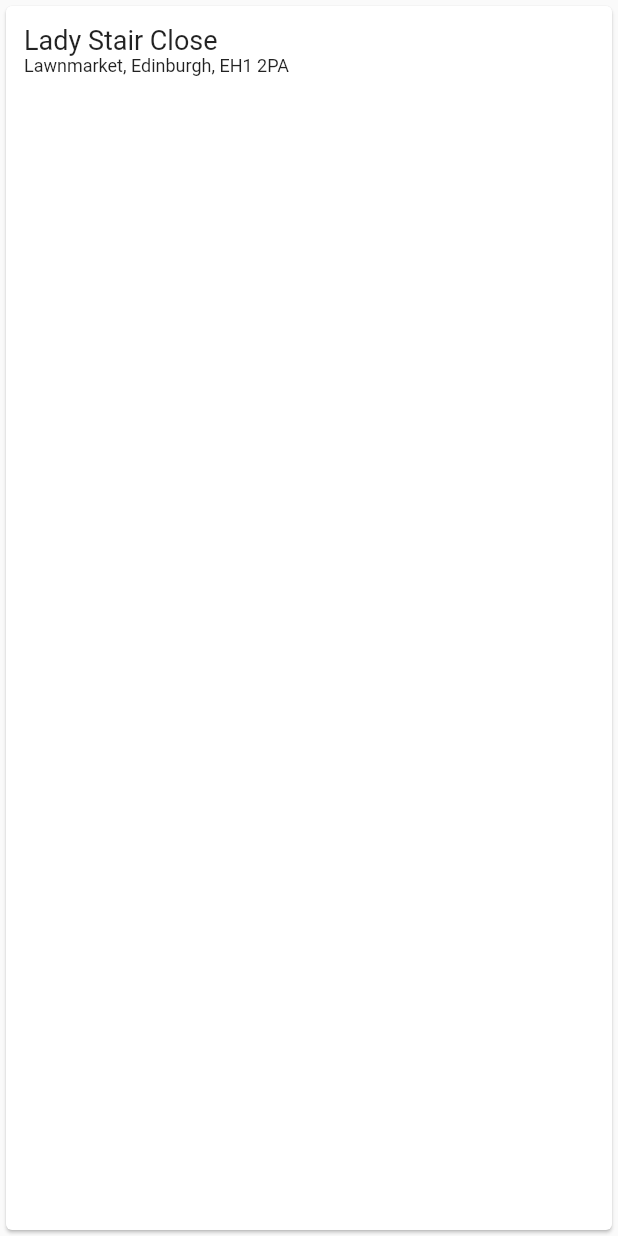
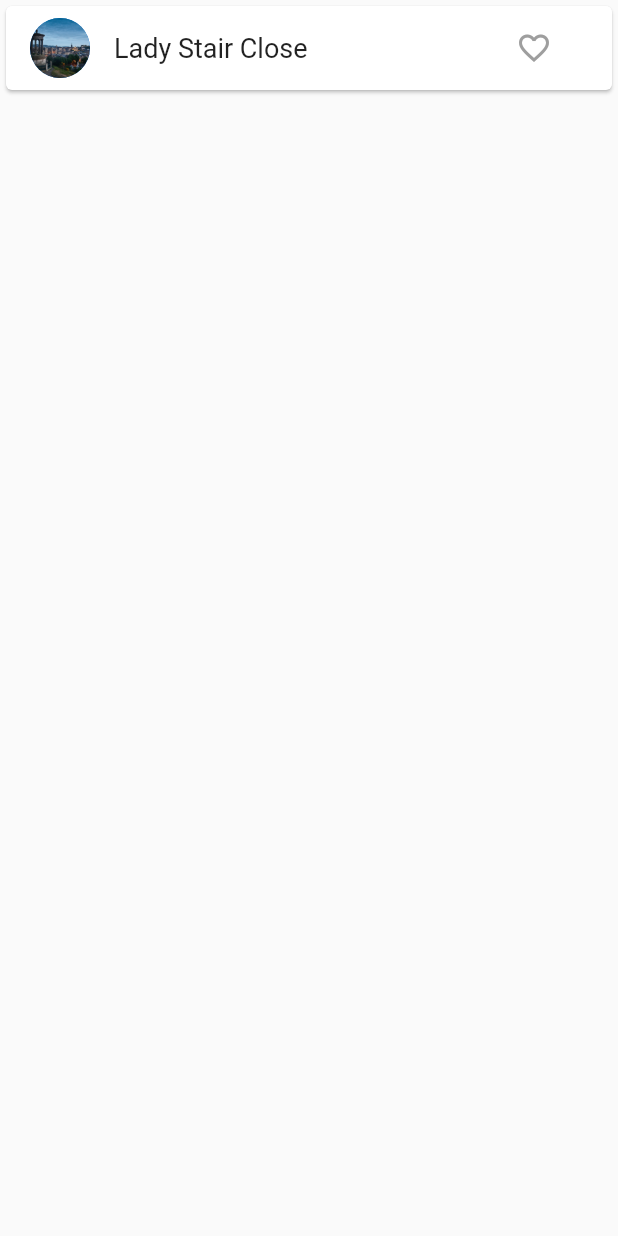
Before and after one commit to CordiiT14/edinburgh_literary_companion, a Flutter app: the LocationListCard widget shown alone on an empty page, opened directly with sample values from the repository, on a phone screen of 412 x 824 dp. Run offline on Flutter 3.47's test engine with Material 2 defaults, Android fonts, the phone set to English and light mode, and no system bars.

Commit message:
Discover page as list view with images and favourite icons.

```diff
--- a/lib/components/location_list_card.dart
+++ b/lib/components/location_list_card.dart
@@ -4,28 +4,38 @@ import 'package:edin_lit_companion/models/Location.dart';
 class LocationListCard extends StatelessWidget {
   // const LocationListCard({Key? key}) : super(key: key);
 
-  const LocationListCard({ required this.location});
+  const LocationListCard({required this.location});
   final Location location;
 
   @override
   Widget build(BuildContext context) {
     return Card(
-      child: Padding(
-        padding: const EdgeInsets.all(12.0),
-        child: Column(
-          crossAxisAlignment: CrossAxisAlignment.stretch,
-          children: [
-            Text(location.name,
+      child: ListTile(
+        onTap: () {
+          Navigator.pushNamed(context, '/location/$location');
+        },
+        leading: CircleAvatar(
+          backgroundImage: AssetImage('assets/monuments/${location.image}'),
+          radius: 20.0,
+        ),
+        title: Text(location.name,
             style: const TextStyle(
               fontSize: 18.0,
             )),
-            Text(location.address,
-            style: const TextStyle(
-              fontSize: 12.0,
-            )),
-          ],
-        )
-      )
+        // subtitle: Text(location.address,
+        //     style: const TextStyle(
+        //       fontSize: 12.0,
+        //     )),
+        trailing: TextButton.icon(
+          onPressed: () {},
+          label: const Text(''),
+          icon: Icon(
+              Icons.favorite_border_outlined,
+            color: Colors.grey[500],
+          ),
+        ),
+        // isThreeLine: true,
+      ),
     );
   }
 }
--- a/lib/pages/browse.dart
+++ b/lib/pages/browse.dart
@@ -25,7 +25,7 @@ class _BrowseState extends State<Browse> {
     final locations = locationData.locations;
     return Scaffold(
       body: SafeArea(
-        child: Column(
+        child: ListView(
           children: locations
               .map((location) => LocationListCard(location: location)).toList(),
         ),
--- a/pubspec.yaml
+++ b/pubspec.yaml
@@ -59,7 +59,7 @@ flutter:
 
   # To add assets to your application, add an assets section, like this:
   assets:
-    - assets/
+    - assets/monuments/
 
   # An image asset can refer to one or more resolution-specific "variants", see
   # https://flutter.dev/assets-and-images/#resolution-aware
```
